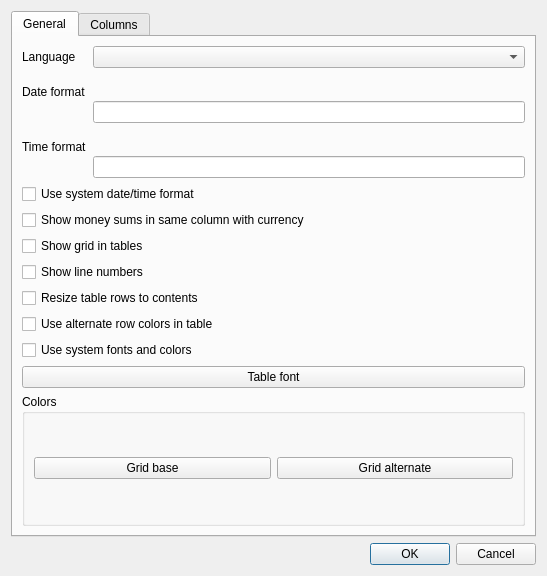
Old version of the form app/settingsdialog.ui in the repository DarkHobbit/homewallet.
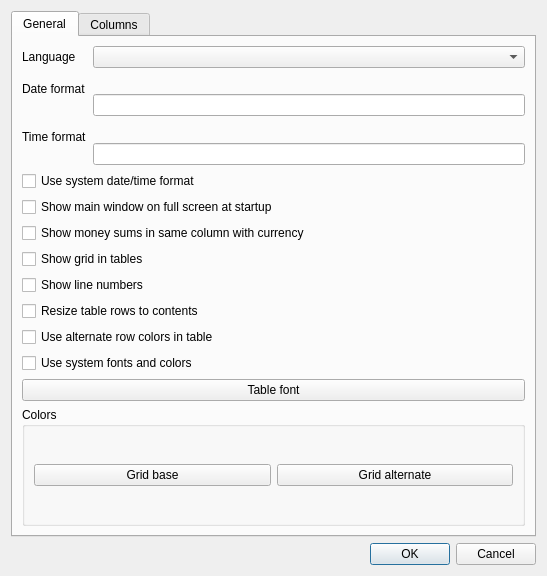
New version of the form.

Commit message: Fullscreen mode added to settings

```diff
--- a/app/settingsdialog.ui
+++ b/app/settingsdialog.ui
@@ -65,6 +65,13 @@
          </property>
         </widget>
        </item>
+       <item>
+        <widget class="QCheckBox" name="cbFullScreenMode">
+         <property name="text">
+          <string>Show main window on full screen at startup</string>
+         </property>
+        </widget>
+       </item>
        <item>
         <widget class="QCheckBox" name="cbShowSumsWithCurrency">
          <property name="text">
```
The commit also changes 5 other files.
